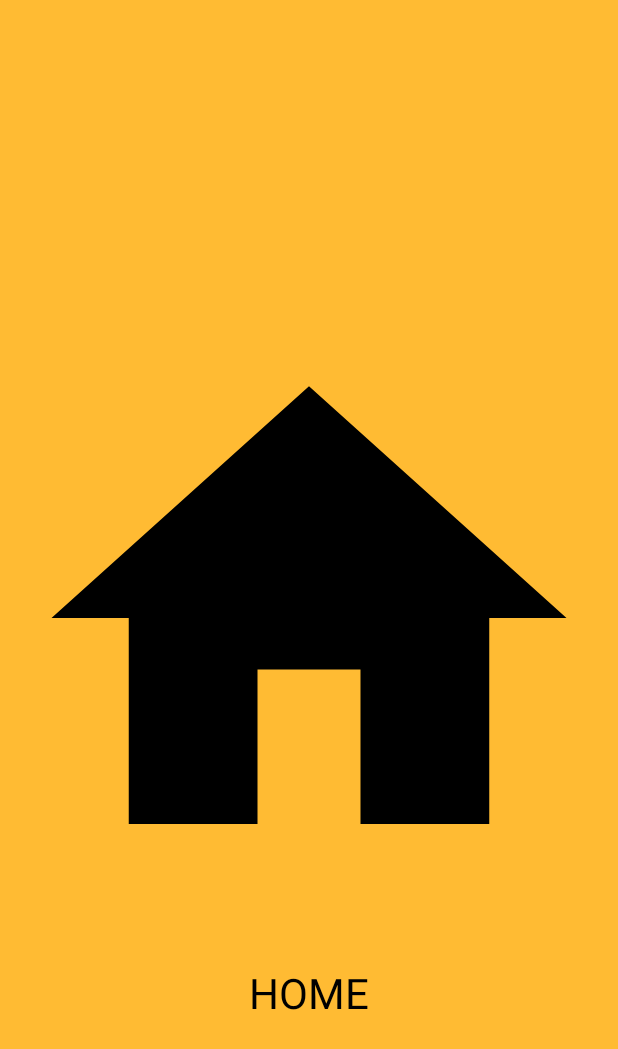
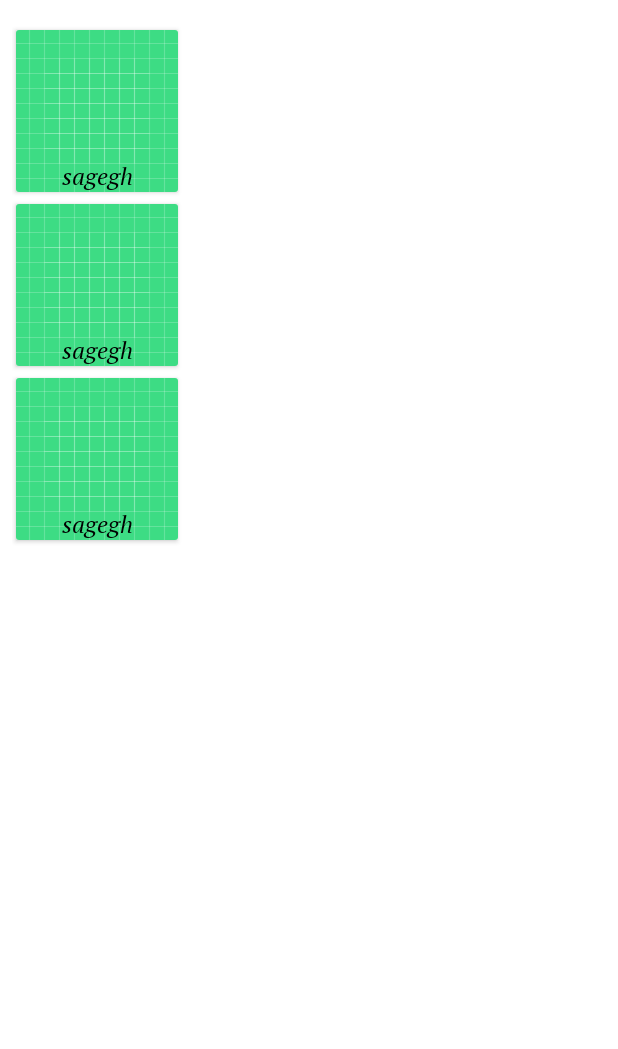
Before and after one commit to fekri86114/ApplicationProject, an Android app: the layout fragment_home.xml on its own in the app's theme, with its tools: preview values and no code run, on a phone screen of 412 x 824 dp. Shown: the top 1049 px of the screen. Run offline under Robolectric (Android 15) with nearby library versions, the phone set to English and light mode, and no system bars.

Commit message:
added row and recyclerview in home fragment

```diff
--- a/app/build.gradle
+++ b/app/build.gradle
@@ -38,7 +38,6 @@ dependencies {
     androidTestImplementation 'androidx.test.espresso:espresso-core:3.4.0'
 
     //navigation component
-
     def nav_version = "2.4.1"
     implementation "androidx.navigation:navigation-fragment:$nav_version"
     implementation "androidx.navigation:navigation-ui:$nav_version"
--- a/app/src/main/res/layout/fragment_home.xml
+++ b/app/src/main/res/layout/fragment_home.xml
@@ -1,27 +1,16 @@
 <?xml version="1.0" encoding="utf-8"?>
 <FrameLayout xmlns:android="http://schemas.android.com/apk/res/android"
-    xmlns:app="http://schemas.android.com/apk/res-auto"
     xmlns:tools="http://schemas.android.com/tools"
     android:layout_width="match_parent"
     android:layout_height="match_parent"
-    android:background="@android:color/holo_orange_light"
     tools:context=".fragments.HomeFragment">
 
-    <!-- TODO: Update blank fragment layout -->
-    <TextView
-        android:id="@+id/text_home"
+    <androidx.recyclerview.widget.RecyclerView
         android:layout_width="match_parent"
         android:layout_height="match_parent"
-        android:layout_marginTop="500dp"
-        android:gravity="center"
-        android:text="@string/Home"
-        android:textColor="@color/primaryTextColor"
-        android:textSize="@dimen/text_size_xxlarge" />
-
-    <androidx.appcompat.widget.AppCompatImageView
-        android:layout_width="match_parent"
-        android:layout_height="match_parent"
-        app:srcCompat="@drawable/ic_home" />
-
+        android:id="@+id/recyclerview_wallpaper"
+        tools:listitem="@layout/item_recyclerview_wallpaper"
+        android:layout_marginTop="@dimen/spacing_2x"
+        android:padding="@dimen/spacing_2x"/>
 
 </FrameLayout>
--- /dev/null
+++ b/app/src/main/res/layout/item_recyclerview_wallpaper.xml
@@ -0,0 +1,33 @@
+<?xml version="1.0" encoding="utf-8"?>
+<androidx.cardview.widget.CardView xmlns:android="http://schemas.android.com/apk/res/android"
+    xmlns:app="http://schemas.android.com/apk/res-auto"
+    xmlns:tools="http://schemas.android.com/tools"
+    android:layout_width="wrap_content"
+    android:layout_height="wrap_content"
+    app:cardCornerRadius="@dimen/cardview_default_radius"
+    app:cardElevation="@dimen/cardview_default_elevation"
+    app:cardPreventCornerOverlap="true"
+    app:cardUseCompatPadding="true">
+
+    <FrameLayout
+        android:layout_width="match_parent"
+        android:layout_height="wrap_content">
+
+        <androidx.appcompat.widget.AppCompatImageView
+            android:id="@+id/imageview_wallpaper"
+            android:layout_width="match_parent"
+            android:layout_height="match_parent"
+            android:scaleType="centerCrop"
+            tools:src="@drawable/ic_launcher_background" />
+
+        <androidx.appcompat.widget.AppCompatTextView
+            android:id="@+id/textview_wallpaper"
+            style="@style/TextViewBlackBold"
+            android:layout_width="match_parent"
+            android:layout_height="wrap_content"
+            android:layout_gravity="bottom|center"
+            android:gravity="center|bottom"
+            android:text="sagegh" />
+
+    </FrameLayout>
+</androidx.cardview.widget.CardView>
--- a/app/src/main/res/values-night/themes.xml
+++ b/app/src/main/res/values-night/themes.xml
@@ -11,6 +11,8 @@
         <item name="colorOnSecondary">@color/primaryTextColor</item>
         <!-- Status bar color. -->
         <item name="android:statusBarColor" tools:targetApi="l">?attr/colorPrimaryVariant</item>
+        <item name="fontFamily">@font/ptserif_bolditalic</item>
+        <item name="font">@font/ptserif_bolditalic</item>
         <item name="windowActionBar">false</item>
         <item name="windowNoTitle">true</item>
         <!-- Customize your theme here. -->
--- /dev/null
+++ b/app/src/main/res/values/styles.xml
@@ -0,0 +1,16 @@
+<?xml version="1.0" encoding="utf-8"?>
+<resources>
+    <style name="TextViewWhiteBold">
+        <item name="android:textColor">@color/White</item>
+        <item name="fontFamily">@font/ptserif_bold</item>
+        <item name="android:textSize">@dimen/text_size_normal</item>
+        <item name="android:textStyle">normal</item>
+    </style>
+
+    <style name="TextViewBlackBold">
+        <item name="android:textColor">@color/secondaryTextColor</item>
+        <item name="fontFamily">@font/ptserif_italic</item>
+        <item name="android:textSize">@dimen/text_size_normal</item>
+        <item name="android:textStyle">normal</item>
+    </style>
+</resources>
--- a/app/src/main/res/values/themes.xml
+++ b/app/src/main/res/values/themes.xml
@@ -11,6 +11,8 @@
         <item name="colorOnSecondary">@color/primaryTextColor</item>
         <!-- Status bar color. -->
         <item name="android:statusBarColor" tools:targetApi="l">?attr/colorPrimaryVariant</item>
+        <item name="fontFamily">@font/ptserif_bolditalic</item>
+        <item name="font">@font/ptserif_bolditalic</item>
         <item name="windowActionBar">false</item>
         <item name="windowNoTitle">true</item>
         <!-- Customize your theme here. -->
```
Also changed, not shown: app/src/main/java/com/app/org/fragments/HomeFragment.java (+56 -3 lines), app/src/main/res/values/dimens.xml (+29 -0 lines), app/src/main/res/font/ptserif_bold.ttf (added), app/src/main/res/font/ptserif_bolditalic.ttf (added), app/src/main/res/font/ptserif_italic.ttf (added), app/src/main/res/font/ptserif_regular.ttf (added), 1 other file.
